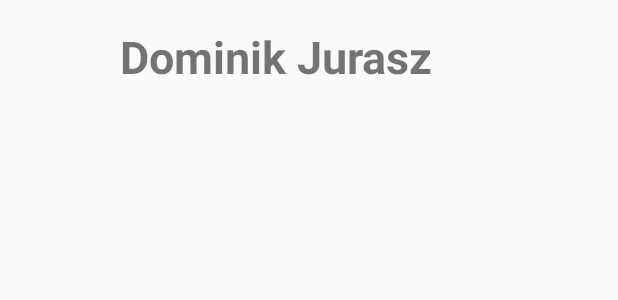
After one commit to Faelivrinx/GdzieJestes, an Android app: the layout list_item_contact.xml on its own in the app's theme, with its tools: preview values and no code run, on a phone screen of 412 x 824 dp. The commit adds this screen. Shown: the top 300 px of the screen. Run offline under Robolectric (Android 15) with nearby library versions, the phone set to English and light mode, and no system bars.

Commit message:
Correct some bugs. Added a new fields in User and create some activities

```diff
--- a/app/build.gradle
+++ b/app/build.gradle
@@ -33,15 +33,11 @@ dependencies {
     compile 'com.android.support:recyclerview-v7:25.1.1'
     compile 'com.android.support:support-annotations:25.1.1'
     compile 'com.google.code.gson:gson:2.6.2'
-
     compile 'com.jakewharton:butterknife:8.4.0'
     compile 'com.jakewharton:butterknife-compiler:8.4.0'
-
-
     compile 'com.google.dagger:dagger:2.5'
     apt 'com.google.dagger:dagger-compiler:2.5'
     provided 'javax.annotation:jsr250-api:1.0'
-
     compile 'com.squareup.picasso:picasso:2.3.2'
-
+    compile 'com.google.android.gms:play-services:10.2.0'
 }
--- a/app/src/main/AndroidManifest.xml
+++ b/app/src/main/AndroidManifest.xml
@@ -9,14 +9,14 @@
         android:label="@string/app_name"
         android:supportsRtl="true"
         android:theme="@style/AppTheme">
-        <activity android:name=".ui.activities.LoginActivity" android:theme="@style/AppTheme.Login" android:screenOrientation="portrait">
+        <activity android:name=".ui.activities.MainActivity" android:theme="@style/AppTheme.Login" android:screenOrientation="portrait">
             <intent-filter>
                 <action android:name="android.intent.action.MAIN" />
 
                 <category android:name="android.intent.category.LAUNCHER" />
             </intent-filter>
         </activity>
-        <activity android:name=".ui.activities.MainActivity"/>
+        <activity android:name=".ui.activities.LoginActivity" android:screenOrientation="portrait"/>
     </application>
 
 </manifest>
--- a/app/src/main/java/com/gdziejestes/common/Authorization.java
+++ b/app/src/main/java/com/gdziejestes/common/Authorization.java
@@ -47,7 +47,7 @@ public class Authorization {
     }
 
     public void login(){
-        this.user = new User("Dominik", "jurasz.do@gmaiol.com", "Wow");
+       // this.user = new User("Dominik", "jurasz.do@gmaiol.com", "Wow");
         setAuthToken("AUTH");
     }
 
--- a/app/src/main/java/com/gdziejestes/core/MainApplication.java
+++ b/app/src/main/java/com/gdziejestes/core/MainApplication.java
@@ -27,7 +27,7 @@ public class MainApplication  extends Application {
 
         getAppComponent();
         auth = appComponent.getAuth();
-        //authorization
+       //auth.login();
        // auth = new Authorization(this);
     }
 
--- a/app/src/main/java/com/gdziejestes/ui/Activities/BaseAuthenticationActivity.java
+++ b/app/src/main/java/com/gdziejestes/ui/Activities/BaseAuthenticationActivity.java
@@ -17,8 +17,6 @@ public class BaseAuthenticationActivity extends BaseActivity {
 
     private Authorization auth;
 
-    @Inject
-    Authorization auth1;
 
     @Override
     protected void onCreate(@Nullable Bundle savedInstanceState) {
--- a/app/src/main/java/com/gdziejestes/ui/Fragments/mapfragment/MapFragment.java
+++ b/app/src/main/java/com/gdziejestes/ui/Fragments/mapfragment/MapFragment.java
@@ -6,5 +6,7 @@ package com.gdziejestes.ui.fragments.mapfragment;
  * Fragment mapy. W tym packu umieszczamy wszystkie widoki.
  */
 
+//TODO: Cześć głównej aktywności, google maps
+
 public class MapFragment {
 }
--- /dev/null
+++ b/app/src/main/res/layout/list_item_contact.xml
@@ -0,0 +1,40 @@
+<?xml version="1.0" encoding="utf-8"?>
+<RelativeLayout
+    xmlns:android="http://schemas.android.com/apk/res/android"
+    android:layout_width="match_parent"
+    android:layout_height="match_parent"
+    android:orientation="vertical"
+    android:background="?selectableItemBackground"
+    android:padding="8dp">
+
+    <ImageView
+        android:id="@+id/list_item_contact_avatar"
+        android:layout_width="64dp"
+        android:layout_height="64dp"/>
+
+    <LinearLayout
+        android:layout_alignBottom="@id/list_item_contact_avatar"
+        android:layout_alignTop="@id/list_item_contact_avatar"
+        android:layout_toEndOf="@id/list_item_contact_avatar"
+        android:layout_marginStart="8dp"
+        android:layout_width="match_parent"
+        android:layout_height="wrap_content"
+        android:orientation="vertical"
+        android:gravity="center_vertical">
+
+        <TextView
+            android:id="@+id/list_item_contact_displayName"
+            android:layout_width="wrap_content"
+            android:layout_height="wrap_content"
+            android:text="Dominik Jurasz"
+            android:textSize="30sp"
+            android:textStyle="bold"
+            android:layout_marginBottom="4dp"
+            />
+
+
+
+    </LinearLayout>
+
+
+</RelativeLayout>
```
Also changed, not shown: app/src/main/java/com/gdziejestes/model/User.java (+7 -6 lines), app/src/main/java/com/gdziejestes/ui/views/ContactsAdapter.java (added, +74 -0 lines), app/src/main/res/layout/activity_contacts.xml (added, +28 -0 lines).
